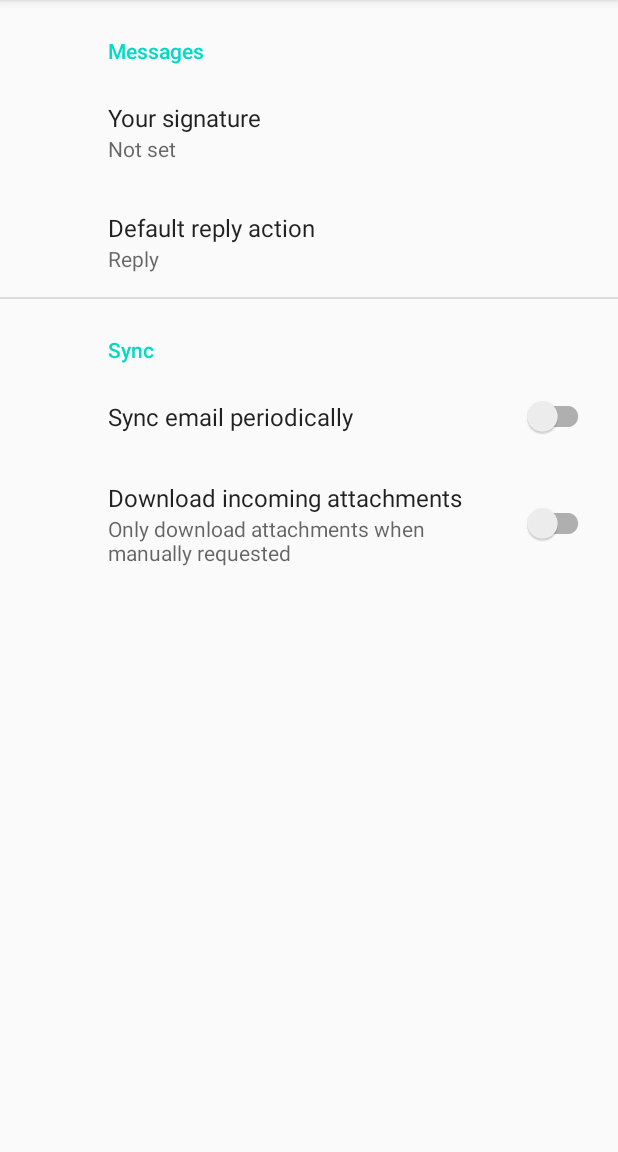
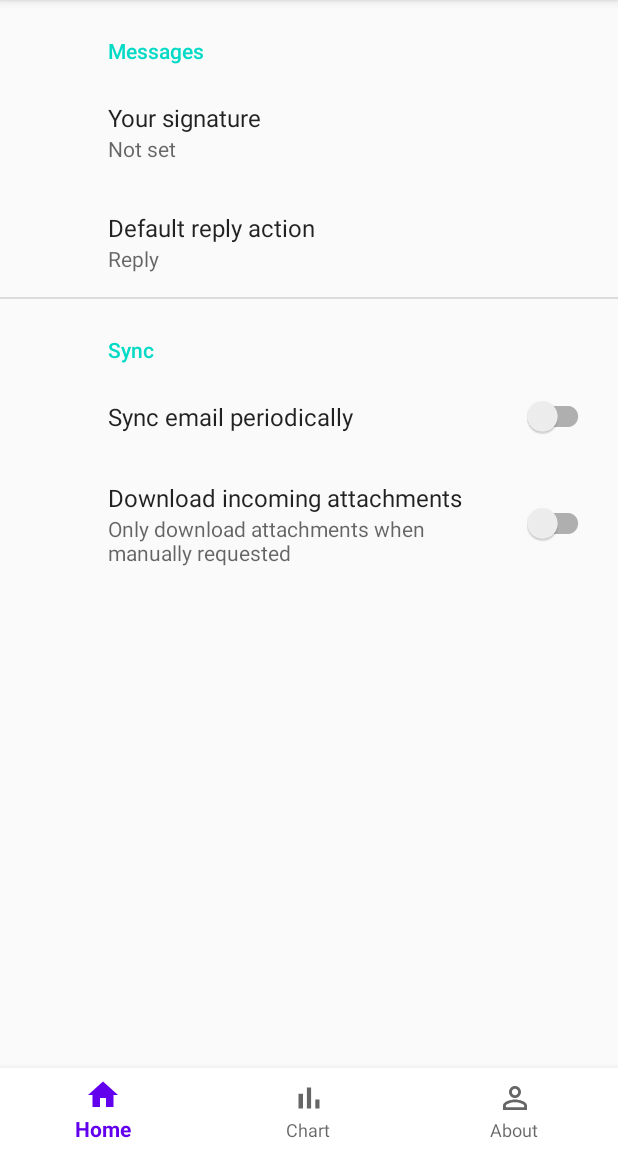
Before and after one commit to mmahadt/TravelExpense, an Android app: the screen it shows after launch (SettingsActivity), on a phone screen of 412 x 824 dp, the part 84-1236 px from its top. Run offline under Robolectric (Android 15) with nearby library versions, the phone set to English and light mode, and no system bars; our stand-ins replace androidx.preference.

Commit message:
Bottom nav visible with items

```diff
--- a/app/build.gradle
+++ b/app/build.gradle
@@ -26,6 +26,7 @@ dependencies {
     implementation fileTree(dir: "libs", include: ["*.jar"])
     implementation 'androidx.appcompat:appcompat:1.3.1'
     implementation 'androidx.preference:preference:1.1.1'
+    implementation 'com.google.android.material:material:1.4.0'
     testImplementation 'junit:junit:4.12'
     androidTestImplementation 'androidx.test.ext:junit:1.1.3'
     androidTestImplementation 'androidx.test.espresso:espresso-core:3.4.0'
--- /dev/null
+++ b/app/src/main/res/drawable/ic_baseline_bar_chart_24.xml
@@ -0,0 +1,10 @@
+<vector xmlns:android="http://schemas.android.com/apk/res/android"
+    android:width="24dp"
+    android:height="24dp"
+    android:viewportWidth="24"
+    android:viewportHeight="24"
+    android:tint="?attr/colorControlNormal">
+  <path
+      android:fillColor="@android:color/white"
+      android:pathData="M5,9.2h3L8,19L5,19zM10.6,5h2.8v14h-2.8zM16.2,13L19,13v6h-2.8z"/>
+</vector>
--- /dev/null
+++ b/app/src/main/res/drawable/ic_baseline_home_24.xml
@@ -0,0 +1,10 @@
+<vector xmlns:android="http://schemas.android.com/apk/res/android"
+    android:width="24dp"
+    android:height="24dp"
+    android:viewportWidth="24"
+    android:viewportHeight="24"
+    android:tint="?attr/colorControlNormal">
+  <path
+      android:fillColor="@android:color/white"
+      android:pathData="M10,20v-6h4v6h5v-8h3L12,3 2,12h3v8z"/>
+</vector>
--- /dev/null
+++ b/app/src/main/res/drawable/ic_baseline_person_outline_24.xml
@@ -0,0 +1,10 @@
+<vector xmlns:android="http://schemas.android.com/apk/res/android"
+    android:width="24dp"
+    android:height="24dp"
+    android:viewportWidth="24"
+    android:viewportHeight="24"
+    android:tint="?attr/colorControlNormal">
+  <path
+      android:fillColor="@android:color/white"
+      android:pathData="M12,5.9c1.16,0 2.1,0.94 2.1,2.1s-0.94,2.1 -2.1,2.1S9.9,9.16 9.9,8s0.94,-2.1 2.1,-2.1m0,9c2.97,0 6.1,1.46 6.1,2.1v1.1L5.9,18.1L5.9,17c0,-0.64 3.13,-2.1 6.1,-2.1M12,4C9.79,4 8,5.79 8,8s1.79,4 4,4 4,-1.79 4,-4 -1.79,-4 -4,-4zM12,13c-2.67,0 -8,1.34 -8,4v3h16v-3c0,-2.66 -5.33,-4 -8,-4z"/>
+</vector>
--- a/app/src/main/res/layout/settings_activity.xml
+++ b/app/src/main/res/layout/settings_activity.xml
@@ -1,9 +1,24 @@
-<LinearLayout xmlns:android="http://schemas.android.com/apk/res/android"
+<?xml version="1.0" encoding="utf-8"?>
+<RelativeLayout xmlns:android="http://schemas.android.com/apk/res/android"
+    xmlns:app="http://schemas.android.com/apk/res-auto"
+    xmlns:tools="http://schemas.android.com/tools"
     android:layout_width="match_parent"
-    android:layout_height="match_parent">
+    android:layout_height="match_parent"
+    tools:context=".SettingsActivity">
+
+    <com.google.android.material.bottomnavigation.BottomNavigationView
+        android:id="@+id/bottom_nav"
+        android:layout_width="match_parent"
+        android:layout_height="wrap_content"
+        android:layout_alignParentBottom="true"
+        android:background="@android:color/white"
+        app:menu="@menu/bottom_menu" />
 
     <FrameLayout
         android:id="@+id/settings"
         android:layout_width="match_parent"
-        android:layout_height="match_parent" />
-</LinearLayout>
+        android:layout_height="match_parent"
+        android:layout_above="@+id/bottom_nav" />
+
+
+</RelativeLayout>
--- /dev/null
+++ b/app/src/main/res/menu/bottom_menu.xml
@@ -0,0 +1,19 @@
+<?xml version="1.0" encoding="utf-8"?>
+<menu xmlns:android="http://schemas.android.com/apk/res/android">
+
+    <item
+        android:icon="@drawable/ic_baseline_home_24"
+        android:id="@+id/my_home"
+        android:title="Home" />
+
+    <item
+        android:icon="@drawable/ic_baseline_bar_chart_24"
+        android:id="@+id/chart"
+        android:title="Chart" />
+
+    <item
+        android:icon="@drawable/ic_baseline_person_outline_24"
+        android:id="@+id/about"
+        android:title="About" />
+
+</menu>
```
